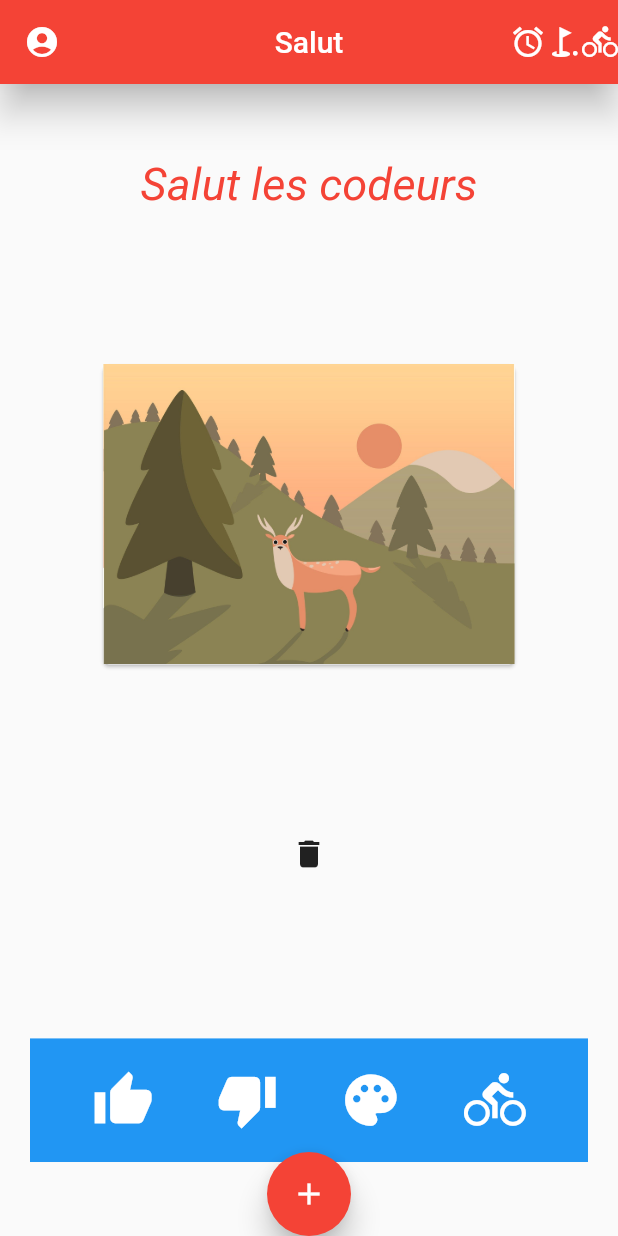
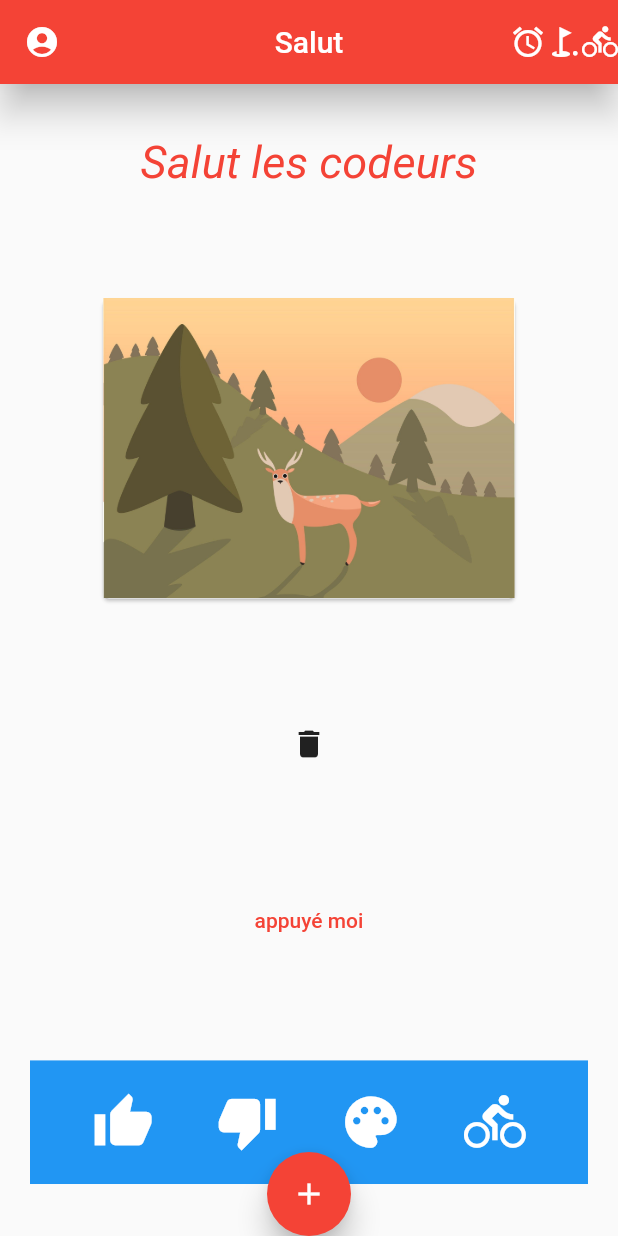
Before and after one commit to Lebeil/flutter_mobile, a Flutter app: the screen it shows after launch, on a phone screen of 412 x 824 dp. Run offline on Flutter 3.47's test engine with Material 2 defaults, Android fonts, the phone set to English and light mode, and no system bars.

```diff
--- a/lib/main.dart
+++ b/lib/main.dart
@@ -76,6 +76,13 @@ class _Home extends State<Home> {
                   oui = !oui;
                 });
               }),
+            TextButton(
+              onPressed: boutonAppuye,
+              child: const Text(
+                'appuyé moi',
+              ),
+
+            ),
             Container(
               height: largeur / 5,
               color: Colors.blue,
```
